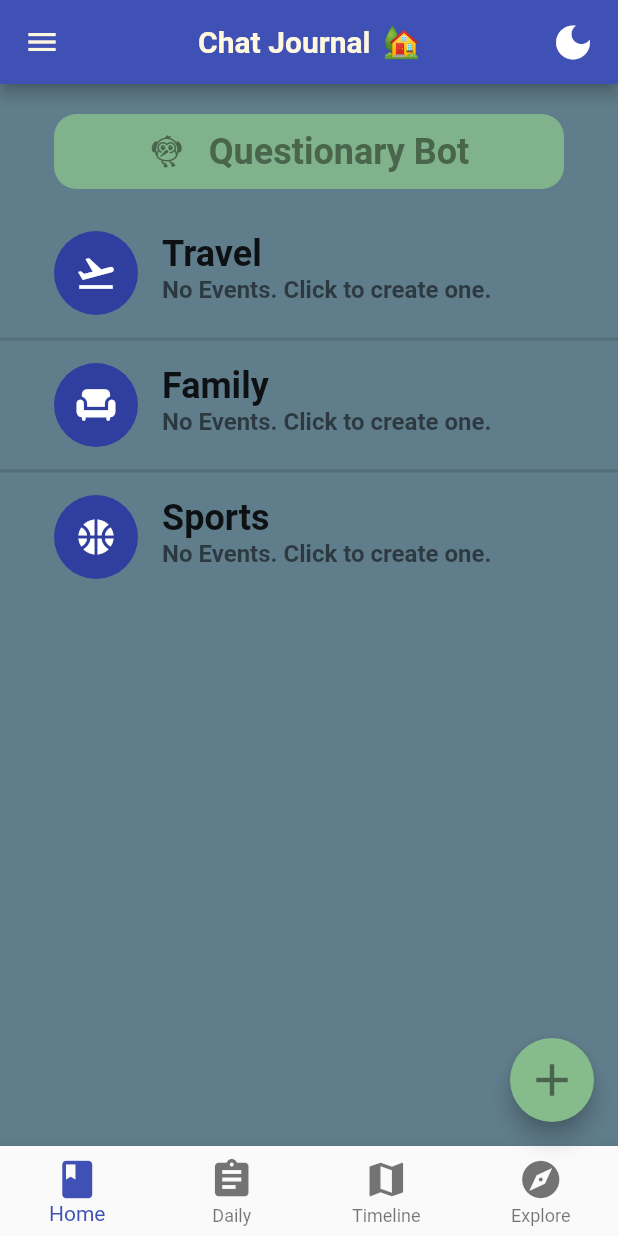
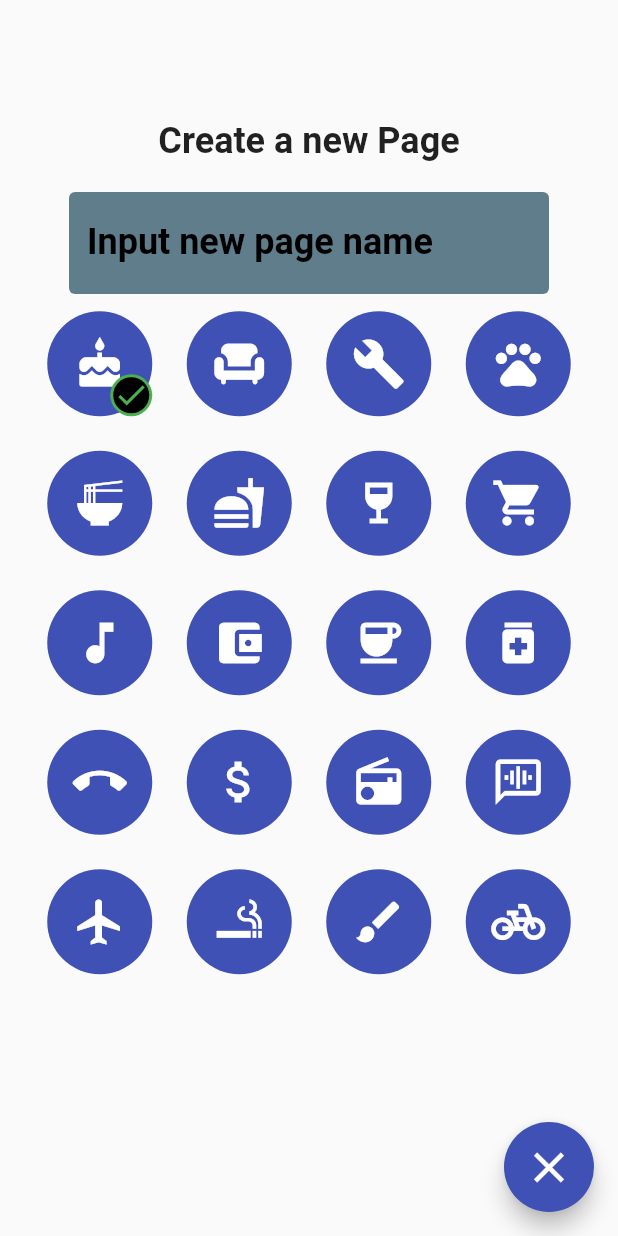
Before and after one commit to What-the-Flutter/WTF-Lab-2, a Flutter app: the screen it shows after launch, after a tap on the "add" icon, on a phone screen of 412 x 824 dp. Run offline on Flutter 3.47's test engine with Material 2 defaults, Android fonts, the phone set to English and light mode, and no system bars.

Commit message:
Create layout for new screen and added select icon function

```diff
--- /dev/null
+++ b/786994763/lib/add_page_route.dart
@@ -0,0 +1,211 @@
+import 'package:flutter/material.dart';
+
+import 'models/adding_page.dart';
+import 'styles.dart';
+
+class PageInput extends StatefulWidget {
+  static const routeName = '/add_page_route';
+  PageInput({Key? key}) : super(key: key);
+
+  @override
+  _PageInputState createState() => _PageInputState();
+}
+
+class _PageInputState extends State<PageInput> {
+  final List<NewPage> _pageIcons = [];
+  final _titlePageController = TextEditingController();
+  late var _pagesList = [];
+  final _pageSubtitleText = 'No Events. Click to create one.';
+
+  @override
+  Widget build(BuildContext context) {
+    _pagesList = ModalRoute.of(context)!.settings.arguments as List;
+    if (_pageIcons.isEmpty) {
+      _pageIcons.add(NewPage.selected(const Icon(Icons.cake), true));
+      _pageIcons.add(NewPage(const Icon(Icons.chair)));
+      _pageIcons.add(NewPage(const Icon(Icons.build)));
+      _pageIcons.add(NewPage(const Icon(Icons.pets)));
+      _pageIcons.add(NewPage(const Icon(Icons.ramen_dining)));
+      _pageIcons.add(NewPage(const Icon(Icons.fastfood)));
+      _pageIcons.add(NewPage(const Icon(Icons.wine_bar)));
+      _pageIcons.add(NewPage(const Icon(Icons.shopping_cart)));
+      _pageIcons.add(NewPage(const Icon(Icons.music_note)));
+      _pageIcons.add(NewPage(const Icon(Icons.account_balance_wallet)));
+      _pageIcons.add(NewPage(const Icon(Icons.coffee)));
+      _pageIcons.add(NewPage(const Icon(Icons.medication)));
+      _pageIcons.add(NewPage(const Icon(Icons.call_end)));
+      _pageIcons.add(NewPage(const Icon(Icons.attach_money_outlined)));
+      _pageIcons.add(NewPage(const Icon(Icons.radio)));
+      _pageIcons.add(NewPage(const Icon(Icons.voice_chat)));
+      _pageIcons.add(NewPage(const Icon(Icons.flight)));
+      _pageIcons.add(NewPage(const Icon(Icons.smoking_rooms)));
+      _pageIcons.add(NewPage(const Icon(Icons.brush)));
+      _pageIcons.add(NewPage(const Icon(Icons.pedal_bike)));
+    }
+
+    return MaterialApp(
+      home: _homeWidget,
+      theme: ThemeData(primarySwatch: Colors.indigo),
+    );
+  }
+
+  void _clearSelectionIcons() {
+    for (var item in _pageIcons) {
+      item.isSelected = false;
+    }
+  }
+
+  void _selectPageIcon(int index) {
+    _clearSelectionIcons();
+    _pageIcons[index].isSelected = true;
+
+    setState(() {});
+  }
+
+  void _addNewPage() {
+    Navigator.pop(context);
+  }
+
+  Widget get _homeWidget {
+    return Scaffold(
+      body: _titleBody,
+      floatingActionButton: _titlePageController.text.isEmpty
+          ? _buttonCancelAddingPage
+          : _buttonAddPage,
+    );
+  }
+
+  Widget get _titleBody {
+    return Align(
+      alignment: Alignment.topCenter,
+      child: Padding(
+          padding: const EdgeInsets.only(
+            top: 80,
+          ),
+          child: Column(
+            children: [
+              const Text(
+                'Create a new Page',
+                style: categoryTitleStyle,
+              ),
+              _textFiled,
+              _gridViewIcons,
+            ],
+          )),
+    );
+  }
+
+  Widget get _textFiled {
+    return Container(
+      width: 320,
+      padding: const EdgeInsets.only(top: 20),
+      child: TextField(
+        onChanged: (var stub) {
+          setState(() {});
+        },
+        controller: _titlePageController,
+        style: categoryTitleStyle,
+        decoration: InputDecoration(
+          labelText: 'Input new page name',
+          labelStyle: pageInputHintStyle,
+          errorStyle: TextStyle(
+            fontWeight: FontWeight.bold,
+            fontSize: 20,
+            foreground: Paint()..color = Colors.white,
+            background: Paint()..color = Colors.red,
+          ),
+          enabledBorder: borderStyle,
+          focusedBorder: borderStyle,
+          fillColor: Colors.blueGrey,
+          filled: true,
+        ),
+      ),
+    );
+  }
+
+  Widget get _gridViewIcons {
+    return Expanded(
+      child: Padding(
+        padding: const EdgeInsets.only(
+          right: 20,
+          left: 20,
+        ),
+        child: GridView.count(
+          crossAxisCount: 4,
+          children: List.generate(_pageIcons.length, (index) {
+            return UnconstrainedBox(
+              child: Stack(
+                children: [
+                  Container(
+                    height: 70,
+                    width: 70,
+                    decoration: BoxDecoration(
+                      color: Colors.indigo,
+                      borderRadius: BorderRadius.circular(35),
+                    ),
+                    child: IconButton(
+                      iconSize: 36,
+                      icon: _pageIcons[index].icon,
+                      color: Colors.white,
+                      onPressed: () => _selectPageIcon(index),
+                    ),
+                  ),
+                  _pageIcons[index].isSelected ? _pageCheck : Container(),
+                ],
+              ),
+            );
+          }),
+        ),
+      ),
+    );
+  }
+
+  Widget get _pageCheck {
+    return Container(
+      padding: const EdgeInsets.only(
+        top: 42,
+        left: 42,
+      ),
+      child: const CircleAvatar(
+        radius: 14,
+        backgroundColor: Colors.green,
+        child: CircleAvatar(
+          radius: 12,
+          backgroundColor: Colors.black,
+          child: Icon(
+            Icons.check,
+            color: Colors.green,
+          ),
+        ),
+      ),
+    );
+  }
+
+  Widget get _buttonCancelAddingPage {
+    return SizedBox(
+      height: 60,
+      width: 60,
+      child: FloatingActionButton(
+        onPressed: () => Navigator.pop(context),
+        child: const Icon(
+          Icons.clear,
+          size: 34,
+        ),
+      ),
+    );
+  }
+
+  Widget get _buttonAddPage {
+    return SizedBox(
+      height: 60,
+      width: 60,
+      child: FloatingActionButton(
+        onPressed: _addNewPage,
+        child: const Icon(
+          Icons.check,
+          size: 34,
+        ),
+      ),
+    );
+  }
+}
--- a/786994763/lib/main.dart
+++ b/786994763/lib/main.dart
@@ -2,6 +2,7 @@ import 'dart:ui';
 
 import 'package:flutter/material.dart';
 
+import 'add_page_route.dart';
 import 'styles.dart';
 import 'subject_route.dart';
 
@@ -21,6 +22,7 @@ class MyApp extends StatelessWidget {
       routes: {
         '/': (context) => const ChatJournal(title: 'Chat Journal'),
         EventList.routeName: (context) => EventList(),
+        PageInput.routeName: (context) => PageInput(),
       },
     );
   }
@@ -37,12 +39,12 @@ class ChatJournal extends StatefulWidget {
 class _ChatJournalState extends State<ChatJournal> {
   int _selectedIndex = -1;
 
-  final _acsentColor = const Color(0xff86BB8B);
+  final _accentColor = const Color(0xff86BB8B);
 
-  final _categorySubtitleText = 'No Events. Click to create one.';
+  final _pageSubtitleText = 'No Events. Click to create one.';
 
-  final _categoryTitles = <String>['Travel', 'Family', 'Sports'];
-  final _categoryIcons = [
+  final _pageTitles = <String>['Travel', 'Family', 'Sports'];
+  final _pageIcons = [
     Icons.flight_takeoff,
     Icons.chair,
     Icons.sports_basketball
@@ -51,7 +53,26 @@ class _ChatJournalState extends State<ChatJournal> {
   @override
   Widget build(BuildContext context) {
     return Scaffold(
-      appBar: AppBar(
+      appBar: _homeAppBar,
+      body: Column(
+        children: [
+          _questionaryBot,
+          Expanded(
+            child: Padding(
+              padding: const EdgeInsets.only(top: 20),
+              child: _pagesListView,
+            ),
+          ),
+        ],
+      ),
+      backgroundColor: Colors.blueGrey,
+      bottomNavigationBar: _bottomNavBar,
+      floatingActionButton: _fabAddNewPage,
+    );
+  }
+
+  AppBar get _homeAppBar {
+    return AppBar(
       leading: IconButton(
         icon: Icon(
           Icons.menu,
@@ -74,29 +95,6 @@ class _ChatJournalState extends State<ChatJournal> {
           padding: const EdgeInsets.only(right: 6),
         )
       ],
-      ),
-      body: Column(
-        children: [
-          _questionaryBot,
-          Expanded(
-            child: Padding(
-              padding: const EdgeInsets.only(top: 20),
-              child: _pagesListView,
-            ),
-          ),
-        ],
-      ),
-      backgroundColor: Colors.blueGrey,
-      bottomNavigationBar: _bottomNavBar,
-      floatingActionButton: FloatingActionButton(
-        child: const Icon(
-          Icons.add,
-          size: 36,
-          color: Color(0xff49664c),
-        ),
-        backgroundColor: _acsentColor,
-        onPressed: () {},
-      ),
     );
   }
 
@@ -125,38 +123,23 @@ class _ChatJournalState extends State<ChatJournal> {
     return Padding(
       child: Container(
         decoration: BoxDecoration(
-          color: _acsentColor.withOpacity(0.85),
+          color: _accentColor.withOpacity(0.85),
           borderRadius: BorderRadius.circular(15),
         ),
         child: Center(
           child: GestureDetector(
             onTap: () {},
-            child: RichText(
-              text: const TextSpan(
-                children: [
-                  WidgetSpan(
-                    child: Padding(
-                      padding: EdgeInsets.only(right: 16),
-                      child: Icon(
-                        Icons.flutter_dash,
-                        color: Color(0xff49664c),
-                      ),
-                    ),
-                  ),
-                  TextSpan(
-                    text: 'Questionary Bot',
+            child: const Text(
+              'Questionary Bot',
               style: TextStyle(
                 fontSize: 24,
                 fontWeight: FontWeight.bold,
                 color: Color(0xff49664c),
               ),
             ),
-                ],
           ),
         ),
-          ),
-        ),
-        height: 50,
+        height: 60,
       ),
       padding: const EdgeInsets.only(top: 20, right: 36, left: 36),
     );
@@ -167,32 +150,53 @@ class _ChatJournalState extends State<ChatJournal> {
       separatorBuilder: (context, index) => const Divider(
         thickness: 2,
       ),
-      itemCount: _categoryTitles.length,
+      itemCount: _pageTitles.length,
       itemBuilder: (context, index) {
         return ListTile(
           onTap: () {
             void setState() => _selectedIndex = index;
-            Navigator.pushNamed(context, EventList.routeName,
-                arguments: _categoryTitles[index]);
+            Navigator.pushNamed(
+              context,
+              EventList.routeName,
+              arguments: _pageTitles[index],
+            );
           },
           selected: index == _selectedIndex,
-          selectedTileColor: _acsentColor,
+          selectedTileColor: _accentColor,
           contentPadding: const EdgeInsets.only(left: 36),
           title: Text(
-            _categoryTitles[index],
+            _pageTitles[index],
             style: categoryTitleStyle,
           ),
           leading: CircleAvatar(
             child: Icon(
-              _categoryIcons[index],
+              _pageIcons[index],
               size: 28,
             ),
             radius: 28,
           ),
           subtitle: Text(
-            _categorySubtitleText,
+            _pageSubtitleText,
             style: categorySubtitleStyle,
           ),
+        );
+      },
+    );
+  }
+
+  Widget get _fabAddNewPage {
+    return FloatingActionButton(
+      child: const Icon(
+        Icons.add,
+        size: 36,
+        color: Color(0xff49664c),
+      ),
+      backgroundColor: _accentColor,
+      onPressed: () {
+        Navigator.pushNamed(
+          context,
+          PageInput.routeName,
+          arguments: _pageTitles,
         );
       },
     );
--- /dev/null
+++ b/786994763/lib/models/adding_page.dart
@@ -0,0 +1,10 @@
+import 'package:flutter/material.dart';
+
+class NewPage {
+  bool isSelected = false;
+  late Icon icon;
+
+  NewPage(this.icon);
+
+  NewPage.selected(this.icon, this.isSelected);
+}
--- a/786994763/lib/models/page.dart
+++ b/786994763/lib/models/page.dart
@@ -1,4 +1,4 @@
-import 'package:flutter/cupertino.dart';
+import 'package:flutter/material.dart';
 
 class Page {
   late String title;
--- a/786994763/lib/styles.dart
+++ b/786994763/lib/styles.dart
@@ -15,6 +15,13 @@ const eventTimeStyle = TextStyle(
   color: Color(0xff4c4c4c),
 );
 
+const pageInputHintStyle = TextStyle(
+  fontWeight: FontWeight.bold,
+  color: Colors.black,
+  fontSize: 24,
+  height: 3,
+);
+
 const borderStyle = OutlineInputBorder(
   borderSide: BorderSide(color: Colors.transparent),
 );
--- a/786994763/lib/subject_route.dart
+++ b/786994763/lib/subject_route.dart
@@ -27,12 +27,6 @@ class _EventListState extends State<EventList> {
 
   final String _aboutRoute =
       'Add your first event to this page by entering some text in the textbox below and hitting the send button. Long tap the send button to align the event in the opposite direction. Tap on the bookmark icon on the top right corner to show the bookmarked events only.';
-
-  @override
-  void dispose() {
-    _textInputController.dispose();
-    super.dispose();
-  }
 
   void _addEvent() {
     print('selectedIndex: $_selectedIndex');
```
Lines whose indentation alone changed are shown as unchanged.
